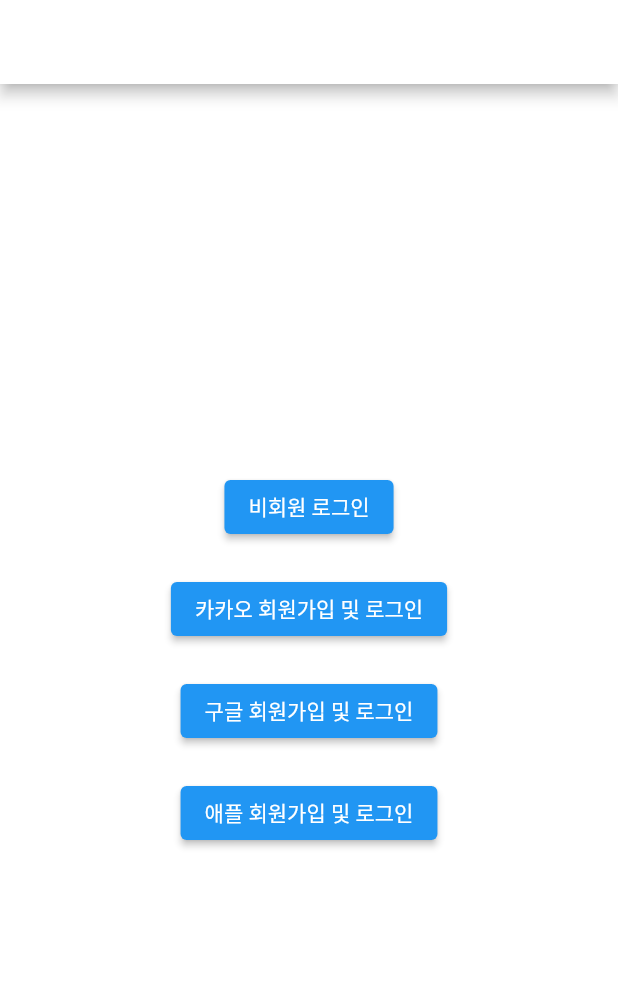
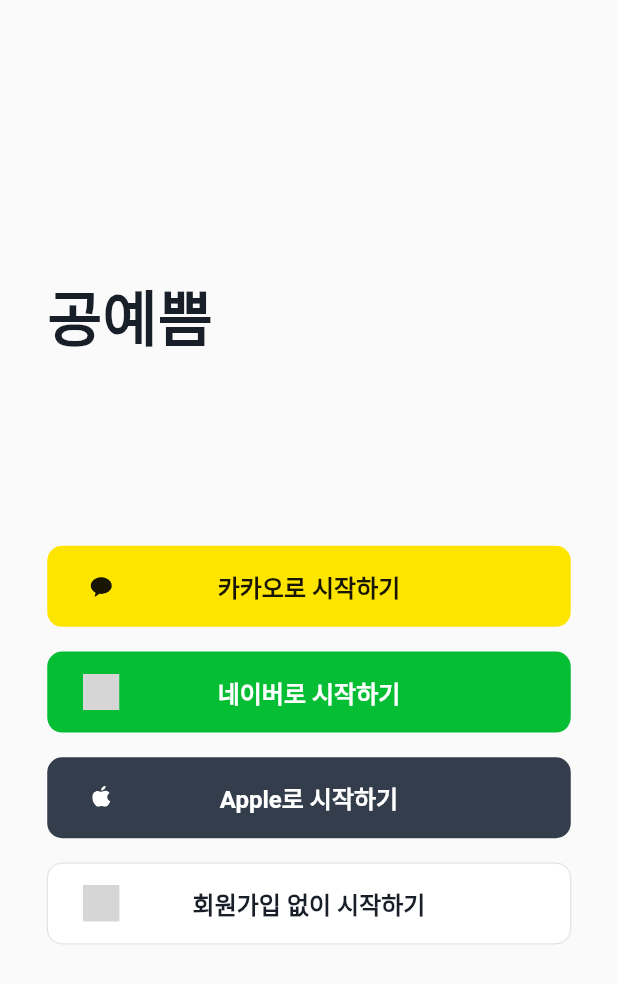
Before and after one commit to SW-Palindrome/Leporem-art-FE, a Flutter app: the screen it shows after launch, on a phone screen of 412 x 824 dp. Shown: the top 984 px of the screen. Run offline on Flutter 3.47's test engine with Material 2 defaults, Android fonts, the phone set to English and light mode, and no system bars; our stand-ins replace extended_image, firebase_analytics, firebase_core, flutter_dotenv, flutter_svg, get and 1 more; missing offline and left inert: amplitude_flutter, kakao_flutter_sdk; accounts and stored records are empty; grey boxes are pictures that could not be loaded.

Commit message:
Feat: Change login page design

```diff
--- a/lib/main.dart
+++ b/lib/main.dart
@@ -5,7 +5,7 @@ import 'package:flutter_dotenv/flutter_dotenv.dart';
 import 'package:get/get.dart';
 import 'package:kakao_flutter_sdk/kakao_flutter_sdk.dart';
 import 'package:leporemart/src/configs/firebase_config.dart';
-import 'package:leporemart/src/screens/authentication.dart';
+import 'package:leporemart/src/screens/login_screen.dart';
 import 'package:leporemart/src/theme/app_theme.dart';
 import 'package:sentry_flutter/sentry_flutter.dart';
 import 'package:leporemart/src/configs/amplitude_config.dart';
@@ -44,7 +44,7 @@ class MyApp extends StatelessWidget {
       debugShowCheckedModeBanner: false,
       title: '공예쁨',
       theme: AppTheme.lightTheme,
-      home: Authentication(),
+      home: LoginScreen(),
       navigatorObservers: [
         FirebaseAnalyticsObserver(analytics: FirebaseConfig.analytics),
       ],
--- /dev/null
+++ b/lib/src/screens/login_screen.dart
@@ -0,0 +1,87 @@
+import 'package:flutter/material.dart';
+import 'package:flutter_svg/flutter_svg.dart';
+import 'package:get/get.dart';
+import 'package:leporemart/src/theme/app_theme.dart';
+
+class LoginScreen extends StatelessWidget {
+  const LoginScreen({super.key});
+
+  @override
+  Widget build(BuildContext context) {
+    return Scaffold(
+      backgroundColor: Color(0xffFAFAFA),
+      body: SafeArea(
+        child: Column(
+          children: [
+            SizedBox(height: Get.height * 0.22),
+            Padding(
+              padding: const EdgeInsets.symmetric(horizontal: 31.5),
+              child: Column(
+                crossAxisAlignment: CrossAxisAlignment.start,
+                children: [
+                  Text(
+                    "공예쁨",
+                    style: TextStyle(
+                      color: ColorPalette.black,
+                      fontWeight: FontWeight.bold,
+                      fontSize: 40.0,
+                    ),
+                  ),
+                  SizedBox(height: Get.height * 0.15),
+                  _loginButton(
+                      "kakao", "카카오로 시작하기", 0xffFEE500, 0xff181503, false),
+                  SizedBox(height: Get.height * 0.02),
+                  _loginButton(
+                      "naver", "네이버로 시작하기", 0xff06BE34, 0xffffffff, false),
+                  SizedBox(height: Get.height * 0.02),
+                  _loginButton(
+                      "apple", "Apple로 시작하기", 0xff333D4B, 0xffffffff, false),
+                  SizedBox(height: Get.height * 0.02),
+                  _loginButton(
+                      null, "회원가입 없이 시작하기", 0xffffffff, 0xff191f28, true),
+                ],
+              ),
+            ),
+          ],
+        ),
+      ),
+    );
+  }
+
+  Container _loginButton(String? icon, String text, int backgroundColor,
+      int mainColor, bool isGuest) {
+    return Container(
+      height: 54,
+      decoration: BoxDecoration(
+        color: Color(backgroundColor),
+        borderRadius: BorderRadius.circular(10),
+        border:
+            isGuest ? Border.all(color: Color(0xff191f28), width: 0.1) : null,
+      ),
+      child: SizedBox(
+        width: double.infinity,
+        child: Stack(
+          alignment: Alignment.center,
+          children: [
+            Text(
+              text,
+              style: TextStyle(
+                color: Color(mainColor),
+                fontWeight: FontWeight.w600,
+                fontStyle: FontStyle.normal,
+                fontSize: 16.0,
+              ),
+            ),
+            Positioned(
+              left: 24,
+              child: SvgPicture.asset(
+                'assets/icons/$icon.svg',
+                width: 24,
+              ),
+            ),
+          ],
+        ),
+      ),
+    );
+  }
+}
```
